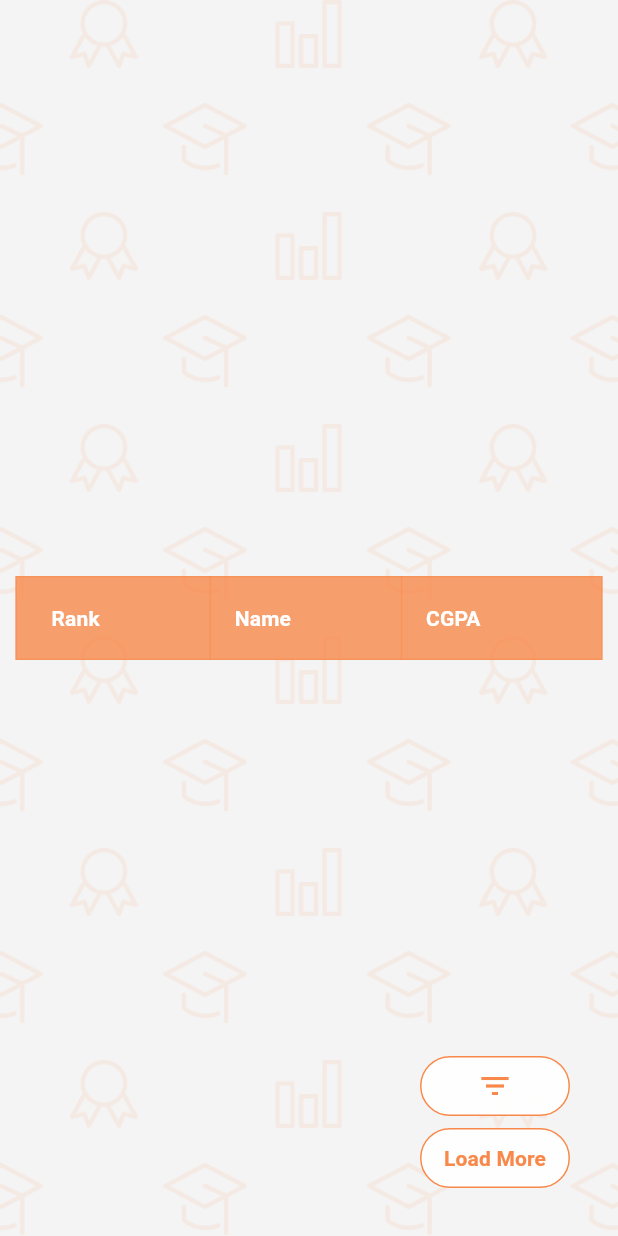
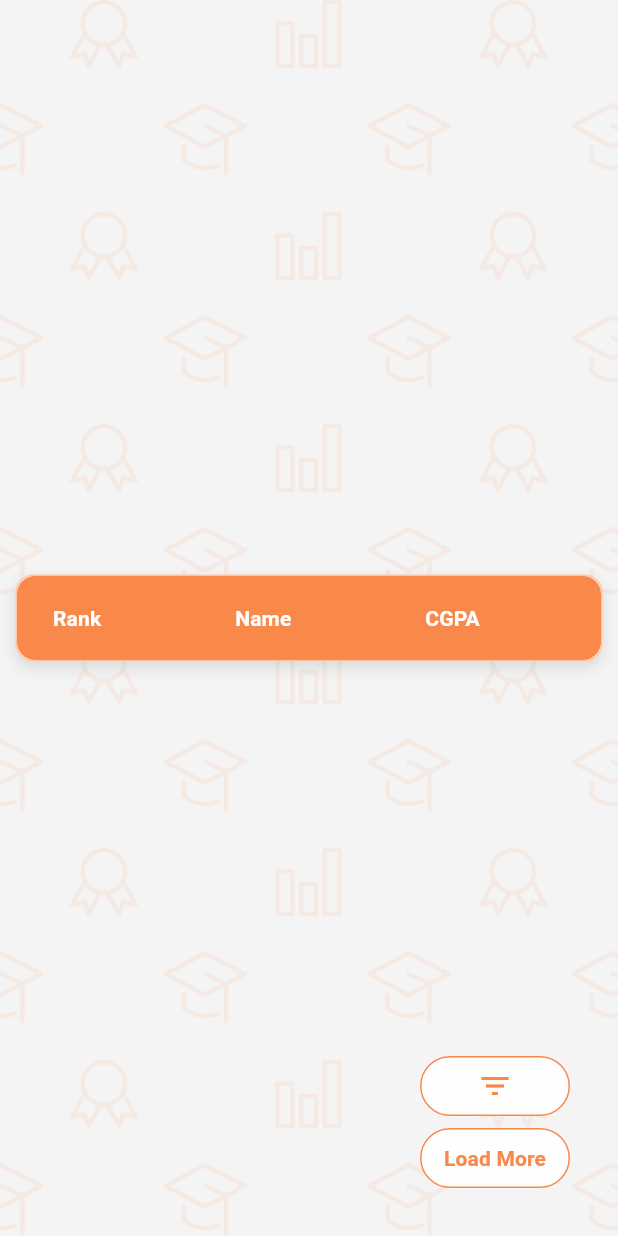
Before and after one commit to diyana-nikita705/MAD-LeaderBoard-App, a Flutter app: the _LeaderboardContent screen opened directly, on a phone screen of 412 x 824 dp. Run offline on Flutter 3.47's test engine with Material 3 defaults, Android fonts, the phone set to English and light mode, and no system bars; our stand-ins replace cloud_firestore, firebase_auth, firebase_core, flutter_riverpod; accounts and stored records are empty; generated files the repository leaves out were written again.

Commit message:
improve UI further

```diff
--- a/lib/screens/leaderboard/leaderboard.dart
+++ b/lib/screens/leaderboard/leaderboard.dart
@@ -57,10 +57,7 @@ class _LeaderboardContentState extends ConsumerState<_LeaderboardContent> {
   Future<void> _fetchStudents({bool reset = false}) async {
     if (_isLoading) return;
     if (reset) {
-      setState(() {
-        _students.clear();
-        _lastDoc = null;
-      });
+      _resetStudentList();
     }
     setState(() {
       _isLoading = true;
@@ -90,6 +87,13 @@ class _LeaderboardContentState extends ConsumerState<_LeaderboardContent> {
         _isLoading = false;
       });
     }
+  }
+
+  void _resetStudentList() {
+    setState(() {
+      _students.clear();
+      _lastDoc = null;
+    });
   }
 
   void _showFilterOptions() {
@@ -240,6 +244,31 @@ class _LeaderboardContentState extends ConsumerState<_LeaderboardContent> {
                       width:
                           MediaQuery.of(context).size.width *
                           0.95, // Reduce width to 95% of the screen
+                      decoration: BoxDecoration(
+                        color: Colors.white,
+                        borderRadius: BorderRadius.circular(
+                          12.0,
+                        ), // Rounded corners
+                        boxShadow: [
+                          BoxShadow(
+                            color: Colors.black.withOpacity(
+                              0.1,
+                            ), // Subtle shadow
+                            blurRadius: 8.0,
+                            offset: Offset(0, 4),
+                          ),
+                        ],
+                        border: Border.all(
+                          color: AppColors.secondaryAccentColor.withOpacity(
+                            0.5,
+                          ), // Border color
+                          width: 1.0,
+                        ),
+                      ),
+                      child: ClipRRect(
+                        borderRadius: BorderRadius.circular(
+                          12.0,
+                        ), // Ensure table respects corners
                         child: LayoutBuilder(
                           builder: (context, constraints) {
                             return SingleChildScrollView(
@@ -249,19 +278,25 @@ class _LeaderboardContentState extends ConsumerState<_LeaderboardContent> {
                                     constraints.maxWidth /
                                     12, // Adjust column spacing dynamically
                                 headingRowColor: MaterialStateProperty.all(
-                                AppColors.secondaryAccentColor.withOpacity(
-                                  0.8,
-                                ), // Subtle heading color
+                                  AppColors
+                                      .secondaryAccentColor, // Remove opacity for brighter header
                                 ),
-                              dataRowColor: MaterialStateProperty.all(
-                                AppColors.primaryBgColor.withOpacity(
-                                  0.9,
-                                ), // Subtle row color
+                                dataRowColor: MaterialStateProperty.resolveWith<
+                                  Color?
+                                >((Set<MaterialState> states) {
+                                  if (states.contains(MaterialState.selected)) {
+                                    return AppColors.secondaryAccentColor
+                                        .withOpacity(0.2);
+                                  }
+                                  return Colors
+                                      .grey[100]; // Alternating row color
+                                }),
+                                border: TableBorder(
+                                  horizontalInside: BorderSide(
+                                    color: AppColors.secondaryAccentColor
+                                        .withOpacity(0.5),
+                                    width: 0.5,
                                   ),
-                              border: TableBorder.all(
-                                color: AppColors.secondaryAccentColor
-                                    .withOpacity(0.5), // Subtle border
-                                width: 1.0,
                                 ),
                                 columns: const [
                                   DataColumn(
@@ -361,7 +396,8 @@ class _LeaderboardContentState extends ConsumerState<_LeaderboardContent> {
                                                                   fontWeight:
                                                                       FontWeight
                                                                           .bold,
-                                                                fontSize: 20.0,
+                                                                  fontSize:
+                                                                      20.0,
                                                                   color:
                                                                       AppColors
                                                                           .secondaryAccentColor, // Accent color for title
@@ -371,7 +407,8 @@ class _LeaderboardContentState extends ConsumerState<_LeaderboardContent> {
                                                                 icon: Icon(
                                                                   Icons.close,
                                                                   color:
-                                                                    Colors.grey,
+                                                                      Colors
+                                                                          .grey,
                                                                 ),
                                                                 onPressed:
                                                                     () => Navigator.pop(
@@ -383,7 +420,8 @@ class _LeaderboardContentState extends ConsumerState<_LeaderboardContent> {
                                                           Divider(
                                                             thickness: 1.0,
                                                             color:
-                                                              Colors.grey[300],
+                                                                Colors
+                                                                    .grey[300],
                                                           ), // Add a divider
                                                           SizedBox(height: 8.0),
                                                           _buildDetailRow(
@@ -412,7 +450,8 @@ class _LeaderboardContentState extends ConsumerState<_LeaderboardContent> {
                                                             'Section',
                                                             isAnonymous
                                                                 ? 'Hidden'
-                                                              : student.section
+                                                                : student
+                                                                    .section
                                                                     .toString(),
                                                           ),
                                                           _buildDetailRow(
@@ -484,6 +523,7 @@ class _LeaderboardContentState extends ConsumerState<_LeaderboardContent> {
                               ),
                             );
                           },
+                        ),
                       ),
                     ),
                   ),
```
Lines whose indentation alone changed are shown as unchanged.
